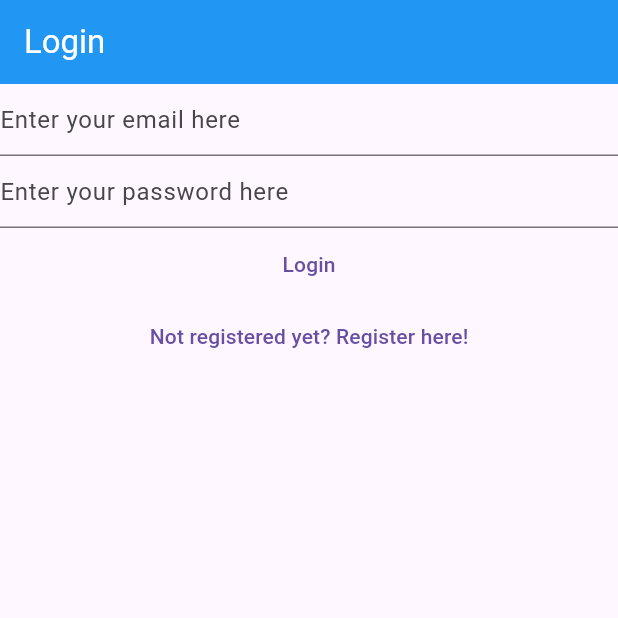
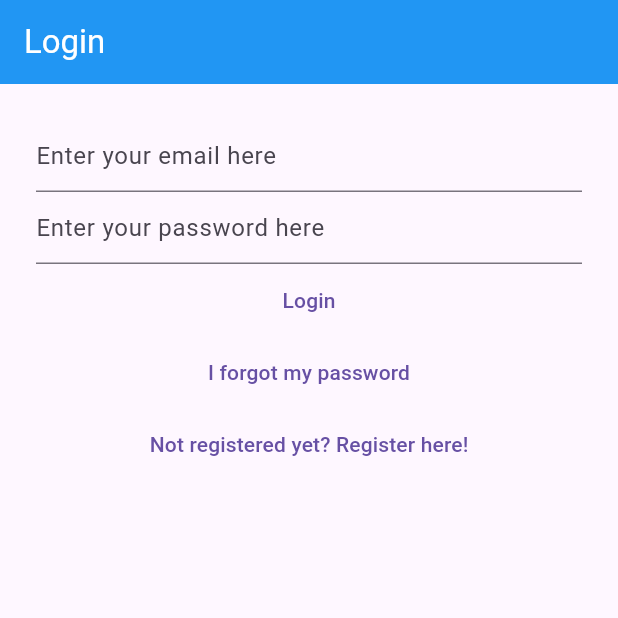
Before and after one commit to jhdavey/pdapps, a Flutter app: the screen it shows after launch, on a phone screen of 412 x 824 dp, the top half of it. Run offline on Flutter 3.47's test engine with Material 3 defaults, Android fonts, the phone set to English and light mode, and no system bars; our stand-ins replace bloc, cloud_firestore, equatable, firebase_auth, firebase_core, flutter_bloc and 1 more; accounts and stored records are empty.

Commit message:
Fixed handling register link, and added forgot password functionality

```diff
--- a/lib/main.dart
+++ b/lib/main.dart
@@ -6,6 +6,7 @@ import 'package:pd/services/auth/bloc/auth_bloc.dart';
 import 'package:pd/services/auth/bloc/auth_event.dart';
 import 'package:pd/services/auth/bloc/auth_state.dart';
 import 'package:pd/services/auth/firebase_auth_provider.dart';
+import 'package:pd/views/forgot_password_view.dart';
 import 'package:pd/views/login_view.dart';
 import 'package:pd/views/notes/create_update_note_view.dart';
 import 'package:pd/views/notes/notes_view.dart';
@@ -56,6 +57,8 @@ class HomePage extends StatelessWidget {
           return const VerifyEmailView();
         } else if (state is AuthStateLoggedOut) {
           return const LoginView();
+        } else if (state is AuthStateForgotPassword) {
+          return const ForgotPasswordView();
         } else if (state is AuthStateRegistering) {
           return const RegisterView();
         } else {
--- a/lib/services/auth/auth_provider.dart
+++ b/lib/services/auth/auth_provider.dart
@@ -17,5 +17,5 @@ abstract class AuthProvider {
 
   Future<void> sendEmailVerification();
 
-
+  Future<void> sendPasswordReset({required String toEmail});
 }
--- a/lib/services/auth/auth_service.dart
+++ b/lib/services/auth/auth_service.dart
@@ -40,4 +40,8 @@ class AuthService implements AuthProvider {
 
   @override
   Future<void> initialize() => provider.initialize();
+
+  @override
+  Future<void> sendPasswordReset({required String toEmail}) =>
+      provider.sendPasswordReset(toEmail: toEmail);
 }
--- a/lib/services/auth/bloc/auth_event.dart
+++ b/lib/services/auth/bloc/auth_event.dart
@@ -11,6 +11,11 @@ class AuthEventInitialize extends AuthEvent {
 
 class AuthEventSendEmailVerification extends AuthEvent {
   const AuthEventSendEmailVerification();
+}
+
+class AuthEventForgotPassword extends AuthEvent {
+  final String? email;
+  const AuthEventForgotPassword({this.email});
 }
 
 class AuthEventLogIn extends AuthEvent {
--- a/lib/services/auth/bloc/auth_state.dart
+++ b/lib/services/auth/bloc/auth_state.dart
@@ -14,8 +14,8 @@ abstract class AuthState {
   });
 }
 
-class AuthStateUnitialized extends AuthState {
-  const AuthStateUnitialized({required bool isLoading})
+class AuthStateUninitialized extends AuthState {
+  const AuthStateUninitialized({required bool isLoading})
       : super(isLoading: isLoading);
 }
 
@@ -25,13 +25,26 @@ class AuthStateRegistering extends AuthState {
       : super(isLoading: isLoading);
 }
 
+class AuthStateForgotPassword extends AuthState {
+  final Exception? exception;
+  final bool hasSentEmail;
+
+  const AuthStateForgotPassword({
+    required this.exception,
+    required this.hasSentEmail,
+    required bool isLoading,
+  }) : super(isLoading: isLoading);
+}
+
 class AuthStateLoggedIn extends AuthState {
   final AuthUser user;
-  const AuthStateLoggedIn({required this.user, required bool isLoading}) : super(isLoading: isLoading);
+  const AuthStateLoggedIn({required this.user, required bool isLoading})
+      : super(isLoading: isLoading);
 }
 
 class AuthStateNeedsVerification extends AuthState {
-  const AuthStateNeedsVerification({required bool isLoading}) : super(isLoading: isLoading);
+  const AuthStateNeedsVerification({required bool isLoading})
+      : super(isLoading: isLoading);
 }
 
 class AuthStateLoggedOut extends AuthState with EquatableMixin {
@@ -41,7 +54,7 @@ class AuthStateLoggedOut extends AuthState with EquatableMixin {
     required this.exception,
     required bool isLoading,
     String? loadingText,
-  }) :super(isLoading: isLoading);
+  }) : super(isLoading: isLoading);
 
   @override
   List<Object?> get props => [exception, isLoading];
--- /dev/null
+++ b/lib/utilities/dialogs/password_reset_email_sent_dialog.dart
@@ -0,0 +1,13 @@
+import 'package:flutter/material.dart';
+import 'package:pd/utilities/dialogs/generic_dialog.dart';
+
+Future<void> showPasswordResetSentDialog(BuildContext context) {
+  return showGenericDialog(
+    context: context,
+    title: 'Password Reset',
+    content: 'We have sent you a password reset link. Please check your email.',
+    optionsBuilder: () => {
+      'OK': null,
+    },
+  );
+}
--- a/lib/views/login_view.dart
+++ b/lib/views/login_view.dart
@@ -7,7 +7,6 @@ import 'package:pd/services/auth/bloc/auth_event.dart';
 import 'package:pd/services/auth/bloc/auth_state.dart';
 import 'package:pd/utilities/dialogs/error_dialog.dart';
 import 'package:flutter_bloc/flutter_bloc.dart';
-import 'package:pd/utilities/dialogs/loading_dialog.dart';
 
 class LoginView extends StatefulWidget {
   const LoginView({Key? key}) : super(key: key);
@@ -40,9 +39,9 @@ class _LoginViewState extends State<LoginView> {
       listener: (context, state) async {
         if (state is AuthStateLoggedOut) {
           if (state.exception is InvalidCredentialsAuthException) {
-            await showErrorDialog(context, 'User not found');
+            await showErrorDialog(context, 'Invalid credentials');
           } else if (state.exception is InvalidCredentialsAuthException) {
-            await showErrorDialog(context, 'Wrong credentials');
+            await showErrorDialog(context, 'Invalid credentials');
           } else if (state.exception is GenericAuthException) {
             await showErrorDialog(context, 'Authentication error');
           }
@@ -52,7 +51,9 @@ class _LoginViewState extends State<LoginView> {
         appBar: AppBar(
           title: const Text('Login'),
         ),
-        body: Column(
+        body: Padding(
+          padding: const EdgeInsets.all(24.0),
+          child: Column(
             children: [
               TextField(
                 controller: _email,
@@ -88,6 +89,14 @@ class _LoginViewState extends State<LoginView> {
               TextButton(
                 onPressed: () {
                   context.read<AuthBloc>().add(
+                        const AuthEventForgotPassword(),
+                      );
+                },
+                child: const Text('I forgot my password'),
+              ),
+              TextButton(
+                onPressed: () {
+                  context.read<AuthBloc>().add(
                         const AuthEventShouldRegister(),
                       );
                 },
@@ -96,6 +105,7 @@ class _LoginViewState extends State<LoginView> {
             ],
           ),
         ),
+      ),
     );
   }
 }
```
Also changed, not shown: lib/services/auth/bloc/auth_bloc.dart (+57 -5 lines), lib/services/auth/firebase_auth_provider.dart (+18 -0 lines), lib/views/forgot_password_view.dart (added, +90 -0 lines), lib/views/register_view.dart (+10 -3 lines), 1 other file. Lines whose indentation alone changed are shown as unchanged.
